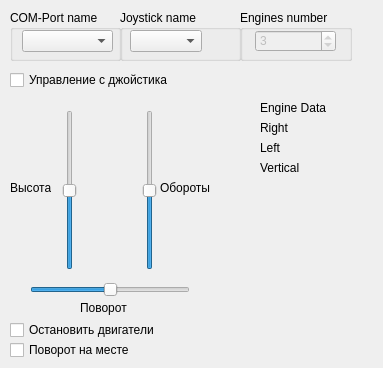
Above: host/gui/widget.ui from MChemodanov/ROV_old before the change. Below: the same form after it.
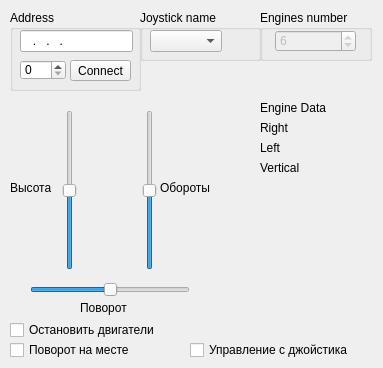
That is the form after the change.

Commit message: Six engine control implemented. Minor changes to GUI.

```diff
--- a/host/gui/widget.ui
+++ b/host/gui/widget.ui
@@ -24,28 +24,57 @@
     <rect>
      <x>10</x>
      <y>10</y>
-     <width>111</width>
-     <height>51</height>
+     <width>131</width>
+     <height>81</height>
     </rect>
    </property>
    <property name="title">
-    <string>COM-Port name</string>
+    <string>Address</string>
    </property>
-   <widget class="QComboBox" name="comboBox">
+   <widget class="QLineEdit" name="ipEdit">
     <property name="geometry">
      <rect>
-      <x>12</x>
+      <x>10</x>
       <y>20</y>
-      <width>91</width>
+      <width>113</width>
       <height>22</height>
      </rect>
+    </property>
+    <property name="inputMask">
+     <string>000.000.000.000; </string>
+    </property>
+   </widget>
+   <widget class="QSpinBox" name="portSpinBox">
+    <property name="geometry">
+     <rect>
+      <x>10</x>
+      <y>50</y>
+      <width>46</width>
+      <height>20</height>
+     </rect>
+    </property>
+    <property name="maximum">
+     <number>30000</number>
+    </property>
+   </widget>
+   <widget class="QPushButton" name="connectBtn">
+    <property name="geometry">
+     <rect>
+      <x>60</x>
+      <y>50</y>
+      <width>61</width>
+      <height>21</height>
+     </rect>
+    </property>
+    <property name="text">
+     <string>Connect</string>
     </property>
    </widget>
   </widget>
   <widget class="QGroupBox" name="groupBox_2">
    <property name="geometry">
     <rect>
-     <x>240</x>
+     <x>260</x>
      <y>10</y>
      <width>112</width>
      <height>51</height>
@@ -67,14 +96,14 @@
      </rect>
     </property>
     <property name="value">
-     <number>3</number>
+     <number>6</number>
     </property>
    </widget>
   </widget>
   <widget class="QGroupBox" name="groupBox_3">
    <property name="geometry">
     <rect>
-     <x>120</x>
+     <x>140</x>
      <y>10</y>
      <width>121</width>
      <height>51</height>
@@ -106,8 +135,8 @@
   <widget class="QCheckBox" name="checkBox">
    <property name="geometry">
     <rect>
-     <x>10</x>
-     <y>70</y>
+     <x>190</x>
+     <y>340</y>
      <width>181</width>
      <height>20</height>
     </rect>
```
Left out of the diff: 4 changed lines with no effect on the pictures. The commit also changes 7 other files.
